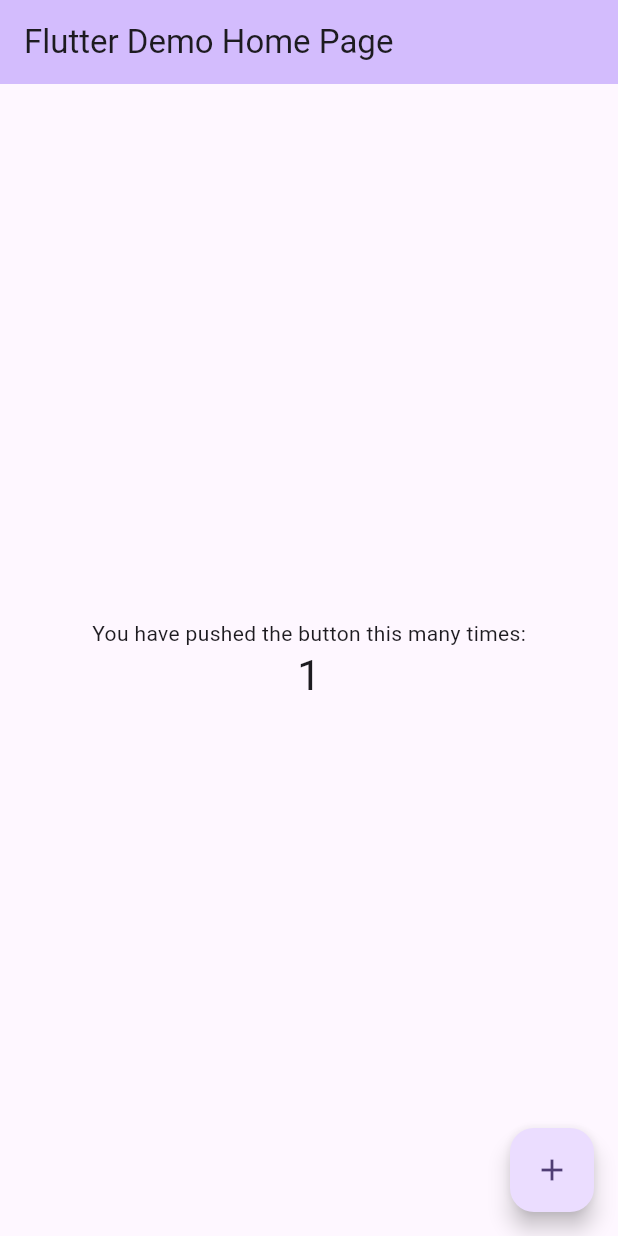
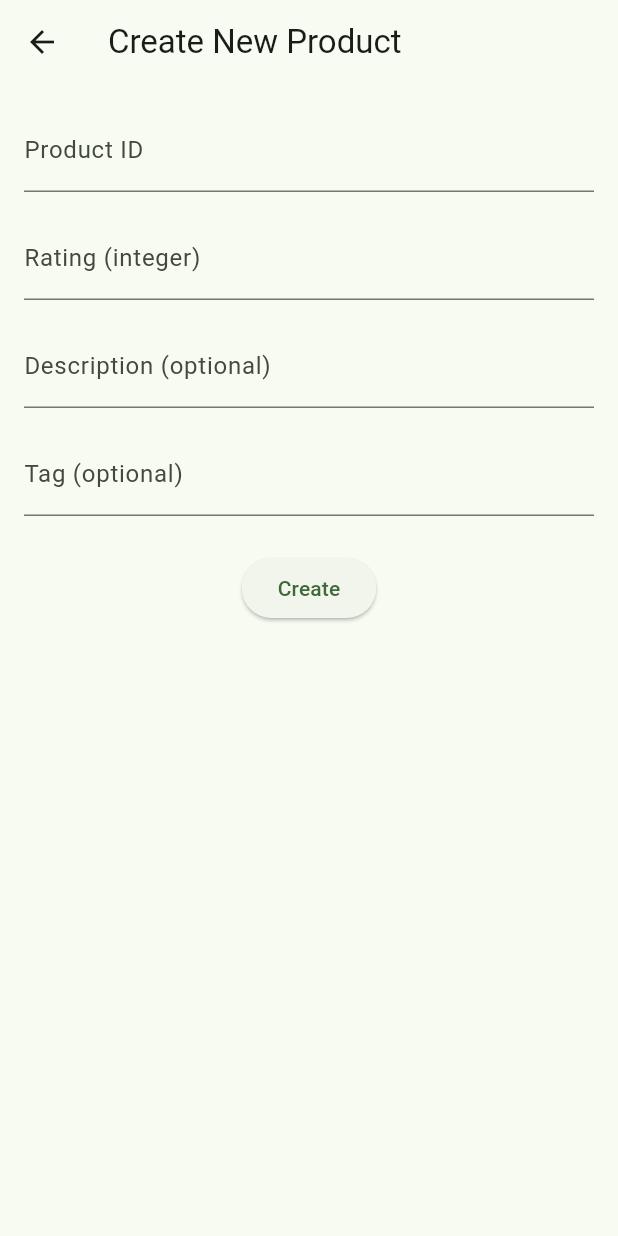
Before and after one commit to Frankoloko/product_rating_app, a Flutter app: the screen it shows after launch, after a tap on the "add" icon, on a phone screen of 412 x 824 dp. Run offline on Flutter 3.47's test engine with Material 3 defaults, Android fonts, the phone set to English and light mode, and no system bars.

Commit message:
Added basic product creation page

```diff
--- /dev/null
+++ b/product_rating_app/lib/create_new_product.dart
@@ -0,0 +1,104 @@
+import 'package:flutter/material.dart';
+
+class CreateProductPage extends StatefulWidget {
+  const CreateProductPage({super.key});
+
+  @override
+  State<CreateProductPage> createState() => _CreateProductPageState();
+}
+
+class _CreateProductPageState extends State<CreateProductPage> {
+  final _formKey = GlobalKey<FormState>();
+
+  final _productIdController = TextEditingController();
+  final _descriptionController = TextEditingController();
+  final _ratingController = TextEditingController();
+  final _tagController = TextEditingController();
+
+  @override
+  void dispose() {
+    _productIdController.dispose();
+    _ratingController.dispose();
+    _descriptionController.dispose();
+    _tagController.dispose();
+    super.dispose();
+  }
+
+  void _createProduct() {
+    if (_formKey.currentState!.validate()) {
+      final id = _productIdController.text;
+      final rating = int.tryParse(_ratingController.text);
+      final description = _descriptionController.text;
+      final tag = _tagController.text;
+
+      // Just print for now (later you’ll save this)
+      debugPrint('Created product: ID=$id, Rating=$rating, Desc=$description, Tag=$tag');
+
+      // Go back to previous screen
+      Navigator.pop(context);
+    }
+  }
+
+  @override
+  Widget build(BuildContext context) {
+    return Scaffold(
+      appBar: AppBar(title: const Text('Create New Product')),
+      body: Padding(
+        padding: const EdgeInsets.all(16.0),
+        child: Form(
+          key: _formKey,
+          child: Column(
+            children: [
+
+              TextFormField(
+                controller: _productIdController,
+                decoration: const InputDecoration(
+                  labelText: 'Product ID',
+                ),
+                validator: (value) =>
+                    value == null || value.isEmpty ? 'Enter a product ID' : null,
+              ),
+
+              const SizedBox(height: 16),
+              TextFormField(
+                controller: _ratingController,
+                decoration: const InputDecoration(
+                  labelText: 'Rating (integer)',
+                ),
+                keyboardType: TextInputType.number,
+                validator: (value) {
+                  final number = int.tryParse(value ?? '');
+                  if (number == null) return 'Enter a valid integer';
+                  return null;
+                },
+              ),
+
+              const SizedBox(height: 16),
+              TextFormField(
+                controller: _descriptionController,
+                decoration: const InputDecoration(
+                  labelText: 'Description (optional)',
+                ),
+              ),
+
+              const SizedBox(height: 16),
+              TextFormField(
+                controller: _tagController,
+                decoration: const InputDecoration(
+                  labelText: 'Tag (optional)',
+                ),
+              ),
+
+              const SizedBox(height: 24),
+              ElevatedButton(
+                onPressed: _createProduct,
+                child: const Text('Create'),
+              ),
+
+            ],
+          ),
+        ),
+      ),
+    );
+  }
+}
--- a/product_rating_app/lib/main.dart
+++ b/product_rating_app/lib/main.dart
@@ -1,4 +1,5 @@
 import 'package:flutter/material.dart';
+import 'create_new_product.dart';
 
 void main() {
   runApp(const MyApp());
@@ -13,39 +14,15 @@ class MyApp extends StatelessWidget {
     return MaterialApp(
       title: 'Flutter Demo',
       theme: ThemeData(
-        // This is the theme of your application.
-        //
-        // TRY THIS: Try running your application with "flutter run". You'll see
-        // the application has a purple toolbar. Then, without quitting the app,
-        // try changing the seedColor in the colorScheme below to Colors.green
-        // and then invoke "hot reload" (save your changes or press the "hot
-        // reload" button in a Flutter-supported IDE, or press "r" if you used
-        // the command line to start the app).
-        //
-        // Notice that the counter didn't reset back to zero; the application
-        // state is not lost during the reload. To reset the state, use hot
-        // restart instead.
-        //
-        // This works for code too, not just values: Most code changes can be
-        // tested with just a hot reload.
-        colorScheme: ColorScheme.fromSeed(seedColor: Colors.deepPurple),
+        colorScheme: ColorScheme.fromSeed(seedColor: const Color.fromARGB(255, 58, 183, 62)),
       ),
-      home: const MyHomePage(title: 'Flutter Demo Home Page'),
+      home: const MyHomePage(title: 'Product Ratings'),
     );
   }
 }
 
 class MyHomePage extends StatefulWidget {
   const MyHomePage({super.key, required this.title});
-
-  // This widget is the home page of your application. It is stateful, meaning
-  // that it has a State object (defined below) that contains fields that affect
-  // how it looks.
-
-  // This class is the configuration for the state. It holds the values (in this
-  // case the title) provided by the parent (in this case the App widget) and
-  // used by the build method of the State. Fields in a Widget subclass are
-  // always marked "final".
 
   final String title;
 
@@ -54,69 +31,31 @@ class MyHomePage extends StatefulWidget {
 }
 
 class _MyHomePageState extends State<MyHomePage> {
-  int _counter = 0;
-
-  void _incrementCounter() {
-    setState(() {
-      // This call to setState tells the Flutter framework that something has
-      // changed in this State, which causes it to rerun the build method below
-      // so that the display can reflect the updated values. If we changed
-      // _counter without calling setState(), then the build method would not be
-      // called again, and so nothing would appear to happen.
-      _counter++;
-    });
-  }
-
   @override
   Widget build(BuildContext context) {
-    // This method is rerun every time setState is called, for instance as done
-    // by the _incrementCounter method above.
-    //
-    // The Flutter framework has been optimized to make rerunning build methods
-    // fast, so that you can just rebuild anything that needs updating rather
-    // than having to individually change instances of widgets.
     return Scaffold(
       appBar: AppBar(
-        // TRY THIS: Try changing the color here to a specific color (to
-        // Colors.amber, perhaps?) and trigger a hot reload to see the AppBar
-        // change color while the other colors stay the same.
         backgroundColor: Theme.of(context).colorScheme.inversePrimary,
-        // Here we take the value from the MyHomePage object that was created by
-        // the App.build method, and use it to set our appbar title.
         title: Text(widget.title),
       ),
       body: Center(
-        // Center is a layout widget. It takes a single child and positions it
-        // in the middle of the parent.
         child: Column(
-          // Column is also a layout widget. It takes a list of children and
-          // arranges them vertically. By default, it sizes itself to fit its
-          // children horizontally, and tries to be as tall as its parent.
-          //
-          // Column has various properties to control how it sizes itself and
-          // how it positions its children. Here we use mainAxisAlignment to
-          // center the children vertically; the main axis here is the vertical
-          // axis because Columns are vertical (the cross axis would be
-          // horizontal).
-          //
-          // TRY THIS: Invoke "debug painting" (choose the "Toggle Debug Paint"
-          // action in the IDE, or press "p" in the console), to see the
-          // wireframe for each widget.
           mainAxisAlignment: MainAxisAlignment.center,
-          children: <Widget>[
-            const Text('You have pushed the button this many times:'),
-            Text(
-              '$_counter',
-              style: Theme.of(context).textTheme.headlineMedium,
-            ),
-          ],
+          children: <Widget>[],
         ),
       ),
       floatingActionButton: FloatingActionButton(
-        onPressed: _incrementCounter,
-        tooltip: 'Increment',
+        onPressed: () async {
+          // Navigate to the create product screen
+          await Navigator.push(
+            context,
+            MaterialPageRoute(builder: (context) => const CreateProductPage()),
+          );
+          // After returning, you could refresh data later
+          setState(() {});
+        },
         child: const Icon(Icons.add),
-      ), // This trailing comma makes auto-formatting nicer for build methods.
+      ),
     );
   }
 }
--- /dev/null
+++ b/product_rating_app/lib/product.dart
@@ -0,0 +1,23 @@
+class Product {
+  final int id;           // primary key (auto-increment)
+  final String name;
+  final int rating;       // 1–5
+  final String tag;       // user-defined label
+  final String description; // optional
+  final String barcode;   // the barcode number string
+
+  Product({required this.id, required this.name, required this.rating,
+           required this.tag, required this.description, required this.barcode});
+
+  // Convert Product to a map for database insertion:
+  Map<String, dynamic> toMap() {
+    return {
+      'id': id,
+      'name': name,
+      'rating': rating,
+      'tag': tag,
+      'description': description,
+      'barcode': barcode,
+    };
+  }
+}
```
